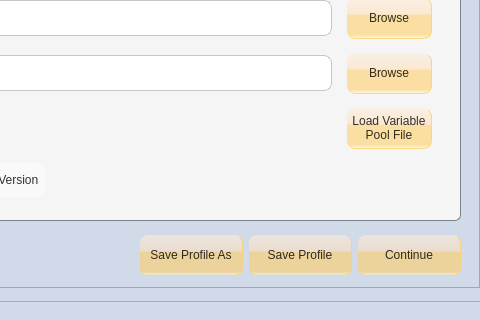
The window that xmlconfig.ui (vulevu121/AutomationGUI) describes before a commit, drawn with Qt 5; both pictures show x 320 to 800 and y 160 to 480 of the 800 by 480 pixel window.
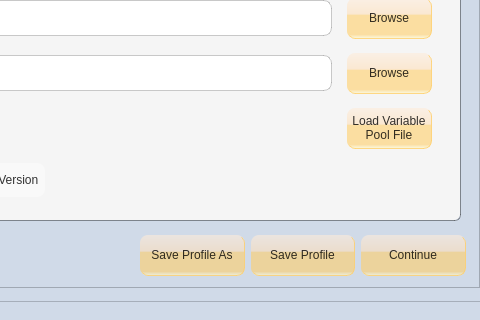
The same window after the commit. Icons and pictures are not drawn.

The edit to the form file:
```diff
--- a/xmlconfig.ui
+++ b/xmlconfig.ui
@@ -31,6 +31,15 @@
     <height>480</height>
    </size>
   </property>
+  <property name="font">
+   <font>
+    <family>Segoe UI</family>
+    <pointsize>10</pointsize>
+    <weight>50</weight>
+    <italic>false</italic>
+    <bold>false</bold>
+   </font>
+  </property>
   <property name="windowTitle">
    <string>MainWindow</string>
   </property>
@@ -558,7 +567,7 @@
       <rect>
        <x>460</x>
        <y>360</y>
-       <width>321</width>
+       <width>326</width>
        <height>52</height>
       </rect>
      </property>
```
Left out of the diff: 13 changed lines with no effect on the pictures.
